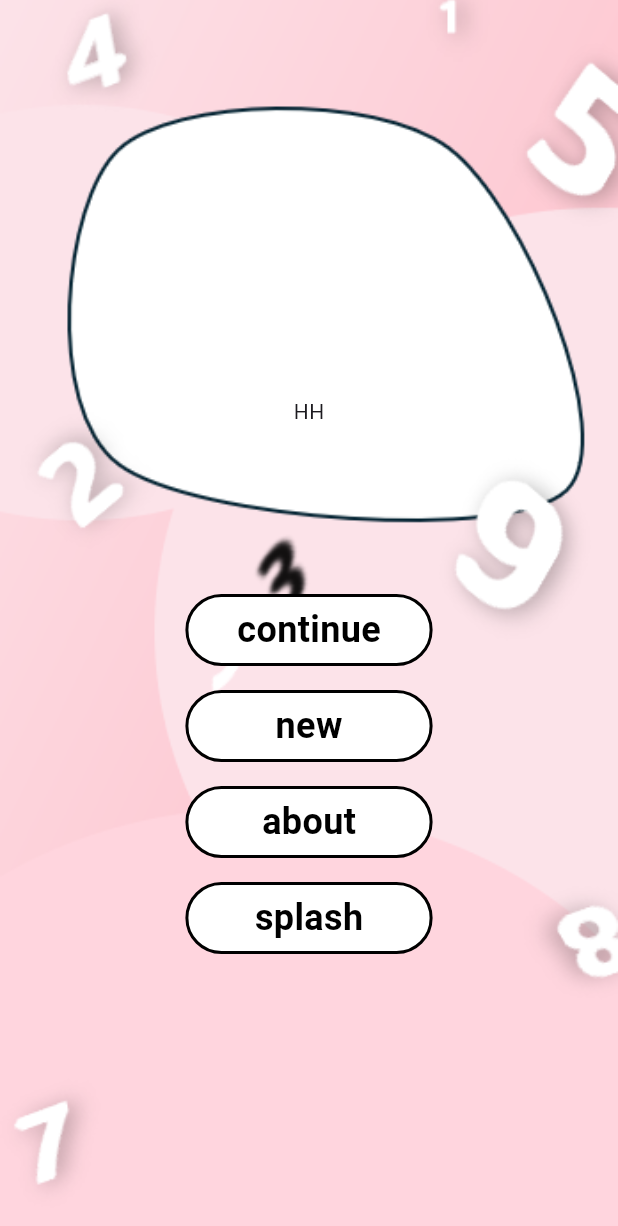
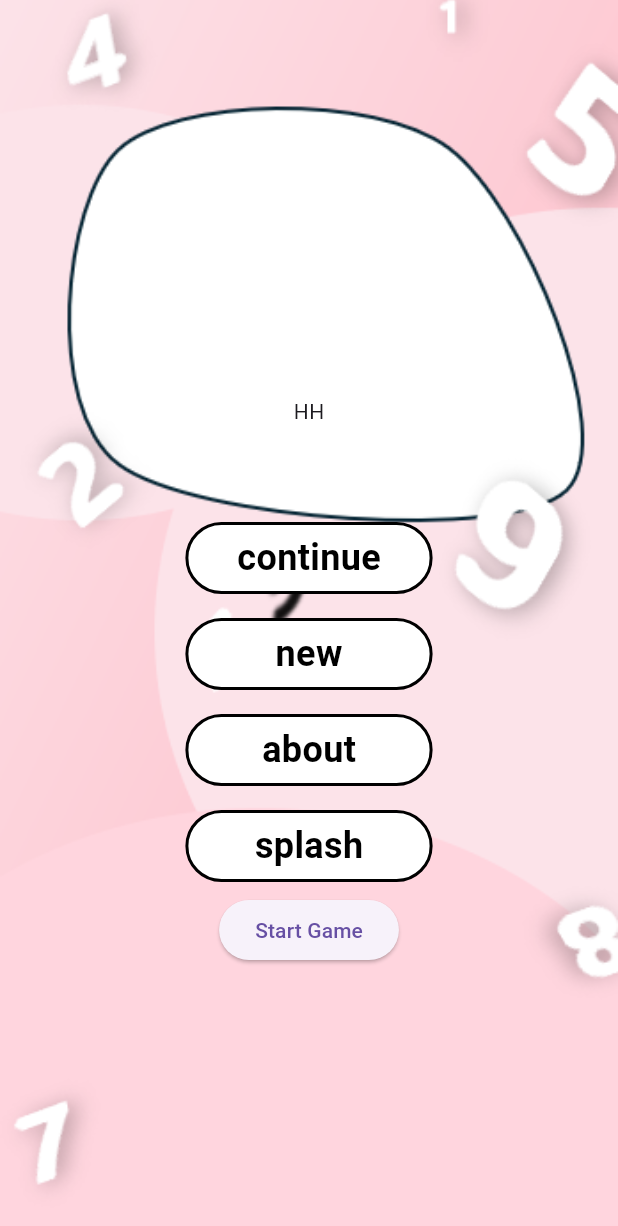
Before and after one commit to hungnh219/SudokuApp, a Flutter app: the screen it shows after launch, after a tap on "Next", on a phone screen of 412 x 824 dp. Shown: the top 1226 px of the screen. Run offline on Flutter 3.47's test engine with Material 3 defaults, Android fonts, the phone set to English and light mode, and no system bars; our stand-ins replace flutter_bloc.

Commit message:
[add] update game bloc in game page

```diff
--- a/lib/bloc/game/game_bloc.dart
+++ b/lib/bloc/game/game_bloc.dart
@@ -7,10 +7,20 @@ class GameBloc extends Bloc<GameEvent, GameState> {
   // CellTappedBloc cellTappedBloc;
 
   GameBloc() : super(GameState([])) {
-    on<UpdatedBoardEvent> ((event, emit) => updateBoard(emit, event.board));
+    on<UpdatedBoardEvent> (_updateBoard);
+    on<GameStartEvent>(_startGame);
   }
 
-  updateBoard(Emitter emit , List<List<int>> board) {
+  _startGame(GameEvent event, Emitter emit) {
+    List<List<int>> board = List.generate(9, (i) => List.generate(9, (j) => -1));
+
+    print(board[5][8].toString());
+    print('start game - game bloc');
+    emit(GameState(board));
+  }
+
+  _updateBoard(GameEvent event, Emitter emit) {
+    List<List<int>> board = List.generate(9, (i) => List.generate(9, (j) => 0));
     emit(GameState(board));
   }
 }
--- a/lib/main.dart
+++ b/lib/main.dart
@@ -1,6 +1,8 @@
 import 'package:flutter/material.dart';
 import 'package:flutter_bloc/flutter_bloc.dart';
 import 'package:sudoku/bloc/cell/cell_bloc.dart';
+import 'package:sudoku/bloc/cell/cell_tapped_bloc.dart';
+import 'package:sudoku/bloc/game/game_bloc.dart';
 import 'package:sudoku/presentation/screens/game/game_page.dart';
 import 'package:sudoku/presentation/screens/game/test_game_page.dart';
 import 'package:sudoku/presentation/screens/home/home_page.dart';
@@ -26,8 +28,12 @@ class MyApp extends StatelessWidget {
   //   );
   // }
   Widget build(BuildContext context) {
-    return BlocProvider(
-      create: (_) => CellBloc(),
+    return MultiBlocProvider(
+      providers: [
+        BlocProvider(create: (_) => CellBloc()),
+        BlocProvider(create: (_) => GameBloc()),
+        BlocProvider(create: (_) => CellTappedBloc()),
+      ],
       child: MaterialApp(
         debugShowCheckedModeBanner: false,
         home: SplashPage(),
--- a/lib/presentation/screens/home/home_page.dart
+++ b/lib/presentation/screens/home/home_page.dart
@@ -1,4 +1,7 @@
 import 'package:flutter/material.dart';
+import 'package:flutter_bloc/flutter_bloc.dart';
+import 'package:sudoku/bloc/game/game_bloc.dart';
+import 'package:sudoku/bloc/game/game_event.dart';
 import 'package:sudoku/presentation/screens/game/game_page.dart';
 import 'package:sudoku/presentation/screens/game/test_game_page.dart';
 import 'package:sudoku/presentation/screens/home/widgets/custom_home_button.dart';
@@ -9,6 +12,8 @@ class HomePage extends StatelessWidget {
 
   @override
   Widget build(BuildContext context) {
+    final gameBloc = context.read<GameBloc>();
+
     continueClicked() {
       Navigator.push(
           context, MaterialPageRoute(builder: (context) => TestGamePage()));
@@ -69,10 +74,13 @@ class HomePage extends StatelessWidget {
                 children: [
                   CustomHomeButton(
                       onClick: continueClicked, textButton: 'continue'),
-                  CustomHomeButton(onClick: newClicked, textButton: 'new'),
+                  CustomHomeButton(onClick: continueClicked, textButton: 'new'),
                   CustomHomeButton(onClick: aboutClicked, textButton: 'about'),
                   CustomHomeButton(
                       onClick: splashClicked, textButton: 'splash'),
+                      ElevatedButton(onPressed: () {
+                        gameBloc.add(GameStartEvent());
+                      }, child: Text('Start Game')),
                   SizedBox(height: 180),
                 ]),
           ),
```
Also changed, not shown: lib/presentation/screens/game/widget/game_board.dart (+15 -2 lines), lib/presentation/screens/game/widget/game_info.dart (+25 -8 lines).
